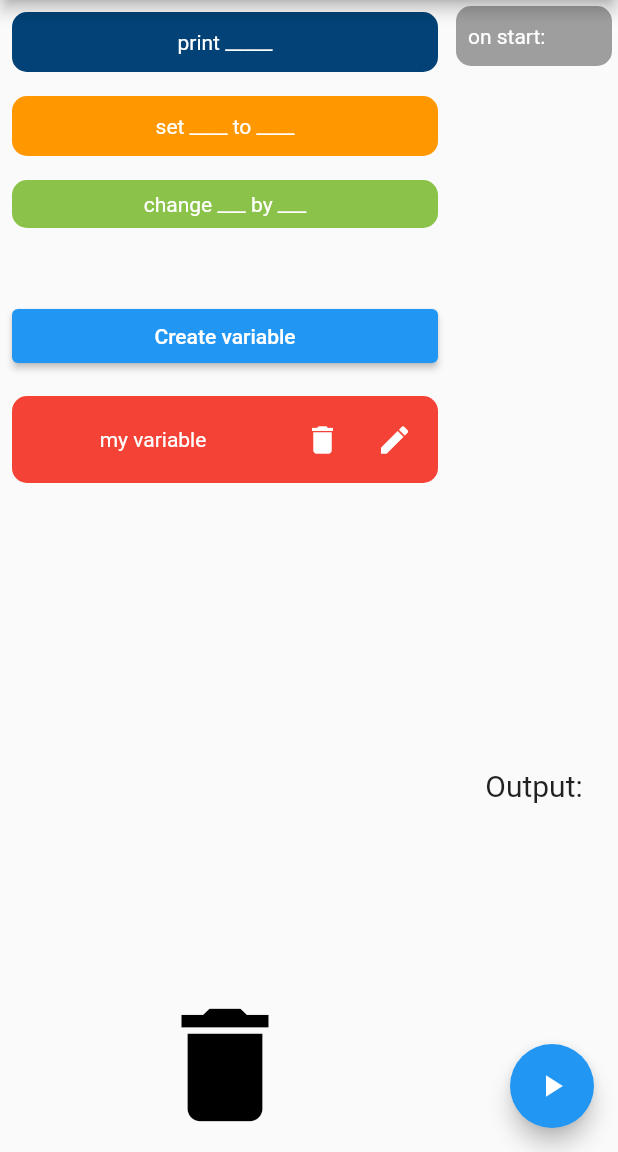
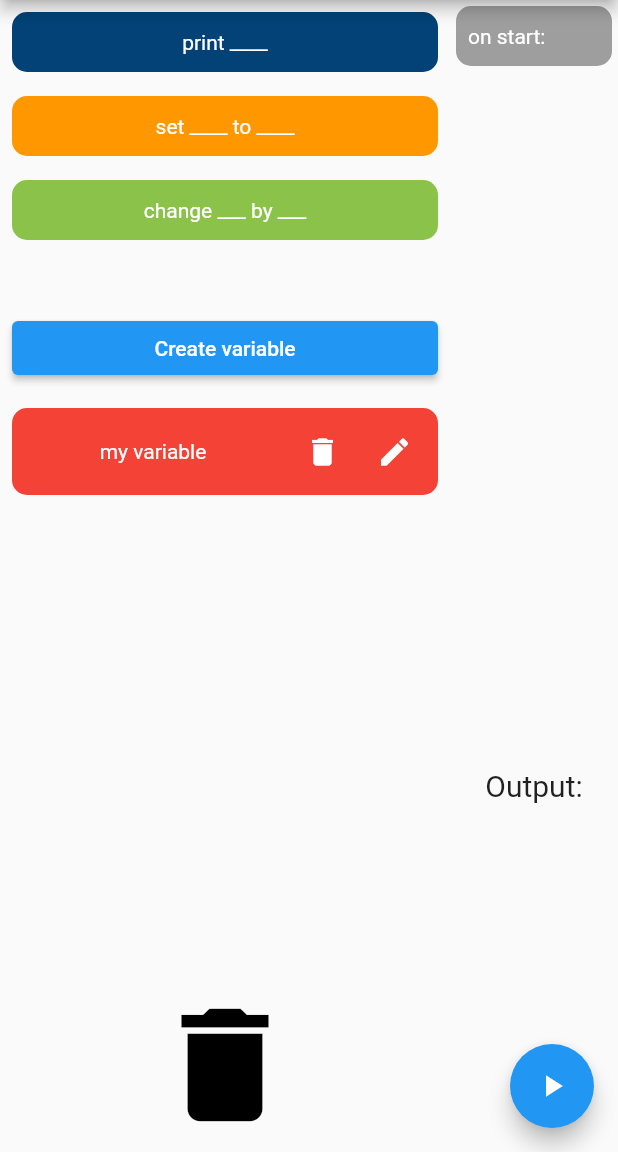
Before and after one commit to danielzsh/blocks, a Flutter app: the screen it shows after launch, on a phone screen of 412 x 824 dp, the part 84-1236 px from its top. Run offline on Flutter 3.47's test engine with Material 2 defaults, Android fonts, the light colour scheme and no system bars; our stand-ins replace google_fonts; Roboto replaces fonts that are missing (Ubuntu).

Commit message:
make universal wrappers and fix small warnings

```diff
--- a/lib/block_widgets/block_wrapper.dart
+++ b/lib/block_widgets/block_wrapper.dart
@@ -11,7 +11,7 @@ class Block extends StatelessWidget {
     return Container(
         margin: const EdgeInsets.all(4),
         height: 50,
-        constraints: BoxConstraints(maxWidth: 800),
+        constraints: const BoxConstraints(maxWidth: 800),
         decoration: BoxDecoration(
             color: color,
             borderRadius: const BorderRadius.all(Radius.circular(10))),
--- a/lib/block_widgets/change_block.dart
+++ b/lib/block_widgets/change_block.dart
@@ -1,41 +1,18 @@
 import 'package:blocks/block_widgets/all.dart';
-import 'package:flutter/gestures.dart';
 import 'package:flutter/material.dart';
 import 'drag_area.dart';
-import 'package:blocks/globals.dart';
+import 'drag_wrapper.dart';
 import 'block_wrapper.dart';
-
-class _DragContent extends StatelessWidget {
-  const _DragContent({Key? key}) : super(key: key);
-
-  @override
-  Widget build(BuildContext context) {
-    return Container(
-      margin: const EdgeInsets.all(8),
-      padding: const EdgeInsets.all(8),
-      decoration: const BoxDecoration(
-          color: Colors.lightGreen,
-          borderRadius: BorderRadius.all(Radius.circular(10))),
-      child: const Center(
-          child: Text(
-        "change ___ by ___",
-        style: TextStyle(
-            color: Colors.white,
-            fontSize: 14,
-            fontWeight: FontWeight.normal,
-            decoration: TextDecoration.none),
-      )),
-    );
-  }
-}
 
 class ChangeDrag extends StatelessWidget {
   const ChangeDrag({Key? key}) : super(key: key);
 
   @override
   Widget build(BuildContext context) {
-    return const Draggable(
-        data: ChangeBlock, feedback: _DragContent(), child: _DragContent());
+    return const Drag(
+        data: ChangeBlock,
+        content: 'change ___ by ___',
+        color: Colors.lightGreen);
   }
 }
 
--- /dev/null
+++ b/lib/block_widgets/drag_wrapper.dart
@@ -0,0 +1,50 @@
+import 'package:flutter/material.dart';
+
+class _DragContent extends StatelessWidget {
+  final String content;
+  final Color color;
+  const _DragContent({Key? key, required this.content, required this.color})
+      : super(key: key);
+
+  @override
+  Widget build(BuildContext context) {
+    return Container(
+      decoration: BoxDecoration(
+          color: color,
+          borderRadius: const BorderRadius.all(Radius.circular(10))),
+      width: 300,
+      height: 40,
+      margin: const EdgeInsets.all(8),
+      child: Container(
+          margin: const EdgeInsets.all(8),
+          child: Center(
+            child: Text(content,
+                style: const TextStyle(
+                    color: Colors.white,
+                    fontSize: 14,
+                    decoration: TextDecoration.none,
+                    fontWeight: FontWeight.normal)),
+          )),
+    );
+  }
+}
+
+class Drag extends StatelessWidget {
+  final Object data;
+  final String content;
+  final Color color;
+  const Drag(
+      {Key? key,
+      required this.data,
+      required this.content,
+      required this.color})
+      : super(key: key);
+  @override
+  Widget build(BuildContext context) {
+    return Draggable<Object>(
+      data: data,
+      feedback: _DragContent(content: content, color: color),
+      child: _DragContent(content: content, color: color),
+    );
+  }
+}
--- a/lib/block_widgets/main_block.dart
+++ b/lib/block_widgets/main_block.dart
@@ -1,7 +1,6 @@
 import 'package:blocks/globals.dart';
 import 'package:flutter/material.dart';
 import 'package:blocks/utility.dart';
-import 'all.dart';
 
 class DragBlockWrapper extends StatefulWidget {
   final Widget child;
@@ -20,7 +19,7 @@ class _DragBlockWrapperState extends State<DragBlockWrapper> {
       builder: (context, candidateData, rejectedData) {
         return Column(
           children: [
-            Container(
+            SizedBox(
               width: double.infinity,
               child: Draggable<DragBlockWrapper>(
                 child: widget.child,
@@ -39,8 +38,8 @@ class _DragBlockWrapperState extends State<DragBlockWrapper> {
             candidateData.isNotEmpty
                 ? Container(
                     height: 50,
-                    margin: EdgeInsets.all(8),
-                    decoration: BoxDecoration(
+                    margin: const EdgeInsets.all(8),
+                    decoration: const BoxDecoration(
                         color: Colors.grey,
                         borderRadius: BorderRadius.all(Radius.circular(10))),
                   )
@@ -76,12 +75,9 @@ class MainState extends State<Main> {
   var body = <Widget>[];
 
   void delete(int ind) {
-    print(ind);
-    print(body);
     setState(() {
       body.removeAt(ind);
     });
-    print(body);
   }
 
   void add(Widget statement, int ind) {
@@ -102,7 +98,6 @@ class MainState extends State<Main> {
 
   @override
   Widget build(BuildContext context) {
-    print("build" + body.toString());
     var children = body.asMap().entries.map(
       (e) {
         return DragBlockWrapper(child: e.value, ind: e.key);
@@ -115,9 +110,9 @@ class MainState extends State<Main> {
             children: [
               Container(
                   width: double.infinity,
-                  decoration: BoxDecoration(
+                  decoration: const BoxDecoration(
                     color: Colors.grey,
-                    borderRadius: const BorderRadius.all(Radius.circular(10)),
+                    borderRadius: BorderRadius.all(Radius.circular(10)),
                   ),
                   height: 40,
                   margin: const EdgeInsets.all(4),
@@ -131,8 +126,8 @@ class MainState extends State<Main> {
               candidateData.isNotEmpty
                   ? Container(
                       height: 50,
-                      margin: EdgeInsets.all(8),
-                      decoration: BoxDecoration(
+                      margin: const EdgeInsets.all(8),
+                      decoration: const BoxDecoration(
                           color: Colors.grey,
                           borderRadius: BorderRadius.all(Radius.circular(10))),
                     )
--- a/lib/block_widgets/output.dart
+++ b/lib/block_widgets/output.dart
@@ -13,7 +13,7 @@ class OutputState extends State<Output> {
   Widget build(BuildContext context) {
     return Text(
       text,
-      style: TextStyle(fontSize: 20),
+      style: const TextStyle(fontSize: 20),
     );
   }
 
--- a/lib/block_widgets/print_block.dart
+++ b/lib/block_widgets/print_block.dart
@@ -1,21 +1,22 @@
 import 'package:blocks/block_widgets/all.dart';
 import 'package:flutter/material.dart';
 import 'block_wrapper.dart';
+import 'drag_wrapper.dart';
 
 class Print extends StatelessWidget {
   final dragKey = GlobalKey<DragAreaState>();
-  late DragArea drag1;
+  late final DragArea drag1;
   Print({Key? key}) : super(key: key) {
     drag1 = DragArea(
       key: dragKey,
-      options: {String},
+      options: const {String},
     );
   }
 
   @override
   Widget build(BuildContext context) {
     return Block(
-      color: Color.fromARGB(255, 2, 66, 118),
+      color: const Color.fromARGB(255, 2, 66, 118),
       children: [
         const Text(
           "print",
@@ -27,40 +28,14 @@ class Print extends StatelessWidget {
   }
 }
 
-class _DragContent extends StatelessWidget {
-  const _DragContent({Key? key}) : super(key: key);
-
-  @override
-  Widget build(BuildContext context) {
-    return Container(
-      margin: const EdgeInsets.all(8),
-      height: 40,
-      width: 200,
-      decoration: const BoxDecoration(
-          borderRadius: BorderRadius.all(Radius.circular(10)),
-          color: Color.fromARGB(255, 2, 66, 118)),
-      padding: const EdgeInsets.all(8),
-      child: const Center(
-        child: Text("print _____",
-            style: TextStyle(
-                color: Colors.white,
-                decoration: TextDecoration.none,
-                fontWeight: FontWeight.normal,
-                fontSize: 14)),
-      ),
-    );
-  }
-}
-
 class PrintDrag extends StatelessWidget {
   const PrintDrag({Key? key}) : super(key: key);
 
   @override
   Widget build(BuildContext context) {
-    return const Draggable(
-      data: Print,
-      child: _DragContent(),
-      feedback: _DragContent(),
-    );
+    return const Drag(
+        data: Print,
+        content: 'print ____',
+        color: Color.fromARGB(255, 2, 66, 118));
   }
 }
--- a/lib/block_widgets/set_block.dart
+++ b/lib/block_widgets/set_block.dart
@@ -1,41 +1,15 @@
 import 'package:blocks/block_widgets/all.dart';
 import 'package:blocks/block_widgets/block_wrapper.dart';
-import 'drag_area.dart';
+import 'package:blocks/block_widgets/drag_wrapper.dart';
 import 'package:flutter/material.dart';
-
-class _DragContent extends StatelessWidget {
-  const _DragContent({Key? key}) : super(key: key);
-
-  @override
-  Widget build(BuildContext context) {
-    return Container(
-      margin: const EdgeInsets.all(8),
-      height: 40,
-      width: 200,
-      decoration: const BoxDecoration(
-        borderRadius: BorderRadius.all(Radius.circular(10)),
-        color: Colors.orange,
-      ),
-      padding: const EdgeInsets.all(8),
-      child: const Center(
-        child: Text("set ____ to ____",
-            style: TextStyle(
-                color: Colors.white,
-                decoration: TextDecoration.none,
-                fontWeight: FontWeight.normal,
-                fontSize: 14)),
-      ),
-    );
-  }
-}
 
 class SetDrag extends StatelessWidget {
   const SetDrag({Key? key}) : super(key: key);
 
   @override
   Widget build(BuildContext context) {
-    return const Draggable(
-        data: SetBlock, feedback: _DragContent(), child: _DragContent());
+    return const Drag(
+        data: SetBlock, content: 'set ____ to ____', color: Colors.orange);
   }
 }
 
@@ -48,13 +22,13 @@ class SetBlock extends StatelessWidget {
   Widget build(BuildContext context) {
     return Block(children: <Widget>[
       const Text('set', style: TextStyle(color: Colors.white)),
-      Expanded(child: DragArea(key: dragkey1, options: {String})),
+      Expanded(child: DragArea(key: dragkey1, options: const {String})),
       const Text('to', style: TextStyle(color: Colors.white)),
       Expanded(
           child: DragArea(
         key: dragkey2,
         textfield: true,
-        options: {VarBlock},
+        options: const {VarBlock},
       )),
     ], color: Colors.orange);
   }
--- a/lib/block_widgets/var_block.dart
+++ b/lib/block_widgets/var_block.dart
@@ -1,4 +1,3 @@
-import 'package:blocks/block_widgets/block_wrapper.dart';
 import 'package:flutter/material.dart';
 import 'package:blocks/globals.dart';
 
@@ -21,13 +20,13 @@ class VarBlockState extends State<VarBlock> {
   Widget build(BuildContext context) {
     return Container(
       padding: const EdgeInsets.all(5),
-      constraints: BoxConstraints(minWidth: 200, minHeight: 40),
+      constraints: const BoxConstraints(minWidth: 200, minHeight: 40),
       decoration: const BoxDecoration(
         color: Colors.red,
         borderRadius: BorderRadius.all(Radius.circular(10)),
       ),
       child: Container(
-        margin: EdgeInsets.symmetric(horizontal: 4),
+        margin: const EdgeInsets.symmetric(horizontal: 4),
         alignment: Alignment.center,
         child: Text(
           name,
@@ -55,7 +54,7 @@ class _DragContent extends StatelessWidget {
   Widget build(BuildContext context) {
     return Container(
       padding: const EdgeInsets.all(5),
-      constraints: BoxConstraints(minWidth: 50),
+      constraints: const BoxConstraints(minWidth: 50),
       decoration: const BoxDecoration(
         color: Colors.red,
         borderRadius: BorderRadius.all(Radius.circular(10)),
@@ -63,7 +62,7 @@ class _DragContent extends StatelessWidget {
       child: Row(children: [
         Expanded(
           child: Container(
-              margin: EdgeInsets.symmetric(horizontal: 4),
+              margin: const EdgeInsets.symmetric(horizontal: 4),
               alignment: Alignment.center,
               child: Text(
                 name,
@@ -80,7 +79,7 @@ class _DragContent extends StatelessWidget {
               onPressed: () {
                 homePageKey.currentState!.deleteVar(name);
               },
-              icon: Icon(Icons.delete),
+              icon: const Icon(Icons.delete),
               color: Colors.white,
             )),
         Align(
@@ -89,7 +88,7 @@ class _DragContent extends StatelessWidget {
               onPressed: () {
                 homePageKey.currentState!.editVariable(name);
               },
-              icon: Icon(Icons.edit),
+              icon: const Icon(Icons.edit),
               color: Colors.white,
             ))
       ]),
@@ -110,7 +109,7 @@ class VarDrag extends StatelessWidget {
   @override
   Widget build(BuildContext context) {
     return Container(
-        margin: EdgeInsets.all(8),
+        margin: const EdgeInsets.all(8),
         child: Draggable<String>(
             data: name, child: _DragContent(name: name), feedback: block));
   }
--- a/lib/main.dart
+++ b/lib/main.dart
@@ -104,7 +104,7 @@ class HomePageState extends State<HomePage> {
                 ),
                 actions: <Widget>[
                   TextButton(
-                    child: Text(
+                    child: const Text(
                       'OK',
                     ),
                     onPressed: (_errorText != null)
@@ -132,7 +132,7 @@ class HomePageState extends State<HomePage> {
             title: Text(text),
             actions: <Widget>[
               TextButton(
-                child: Text(
+                child: const Text(
                   'OK',
                 ),
                 onPressed: () {
@@ -154,7 +154,7 @@ class HomePageState extends State<HomePage> {
         title: const Text('Blocks'),
       ),
       body: Row(crossAxisAlignment: CrossAxisAlignment.start, children: [
-        Container(
+        SizedBox(
           width: 300,
           // height: MediaQuery.of(context).size.height,
           child: Column(
@@ -163,11 +163,11 @@ class HomePageState extends State<HomePage> {
                 child: ListView(
                   controller: ScrollController(),
                   children: [
-                    PrintDrag(),
-                    SetDrag(),
-                    ChangeDrag(),
+                    const PrintDrag(),
+                    const SetDrag(),
+                    const ChangeDrag(),
                     Container(
-                        margin: EdgeInsets.all(8),
+                        margin: const EdgeInsets.all(8),
                         child: Container(
                           margin: const EdgeInsets.only(top: 32),
                           child: ElevatedButton(
@@ -190,7 +190,7 @@ class HomePageState extends State<HomePage> {
                           "Drag statement here to delete, click to delete all",
                       child: IconButton(
                           iconSize: 100,
-                          icon: Icon(
+                          icon: const Icon(
                             Icons.delete,
                           ),
                           color: candidateData.isNotEmpty
```
Also changed, not shown: lib/block_widgets/for_block.dart (+3 -48 lines).
